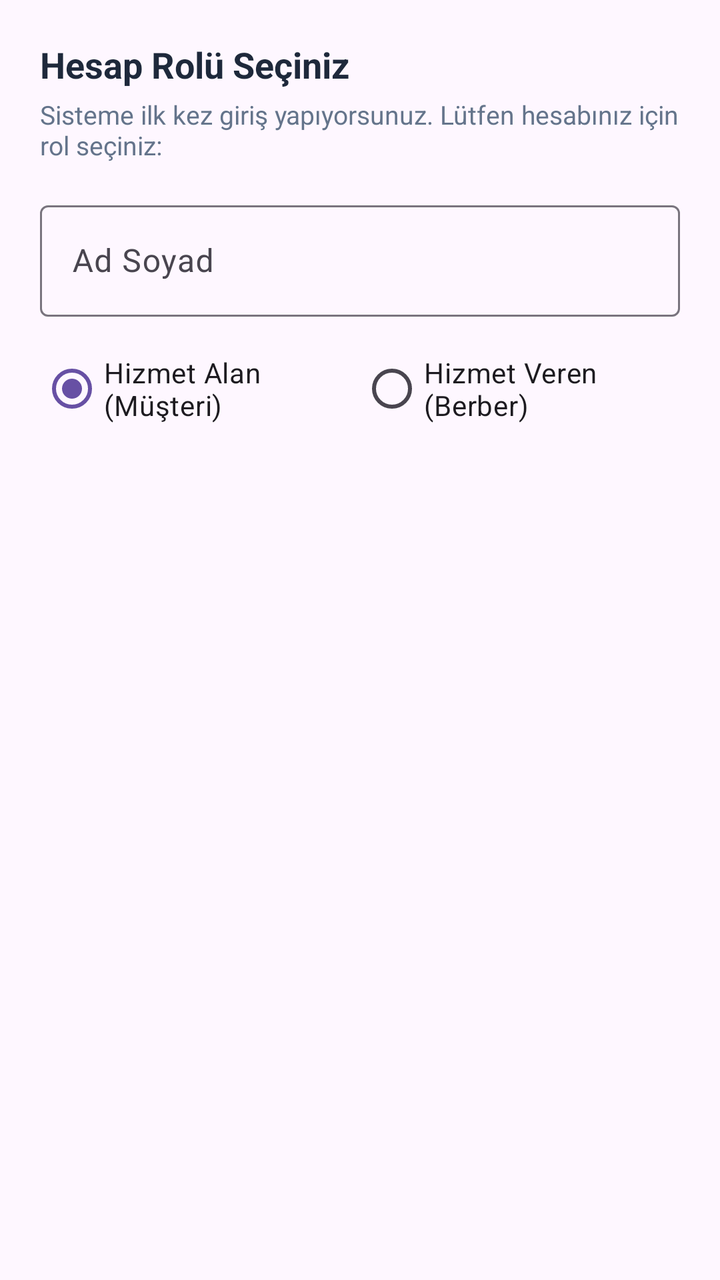
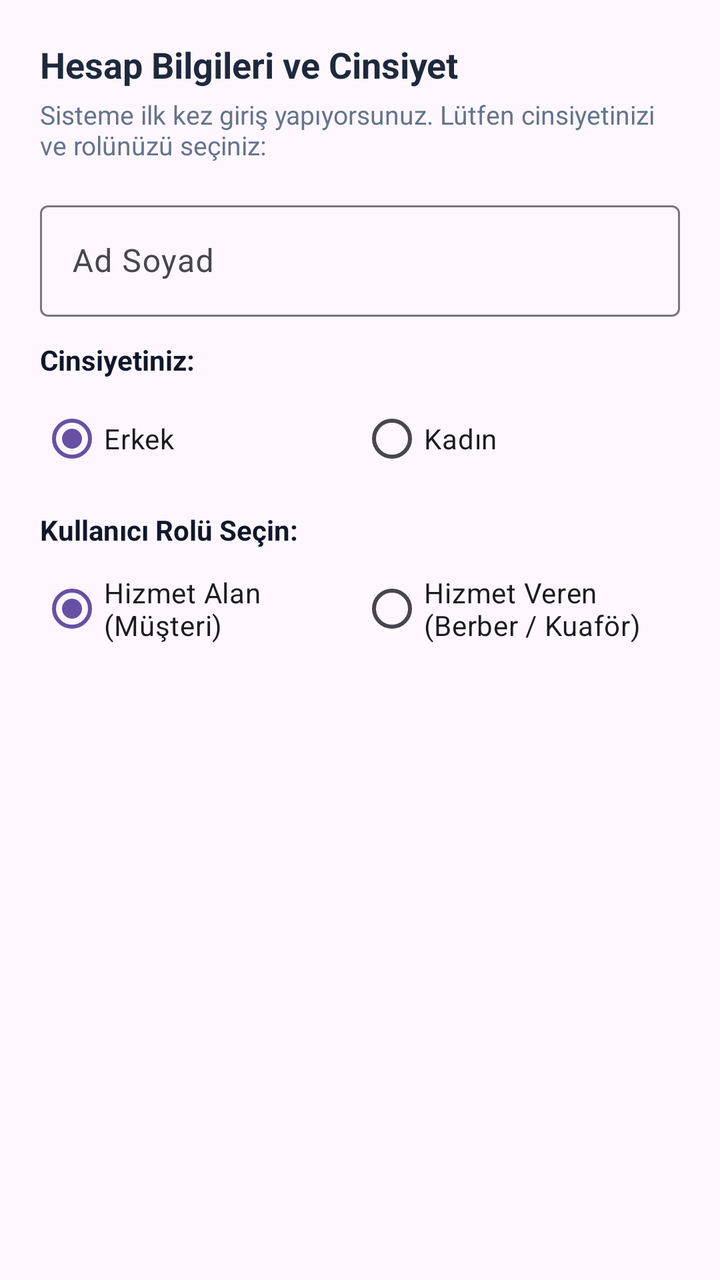

Two renders of the same Android screen: before a commit and after it. Below are the layout's source before the change and the commit's diff.
<!-- AndroidManifest.xml: application theme Theme.Berber -->
<!-- res/layout/dialog_select_role.xml -->
<?xml version="1.0" encoding="utf-8"?>
<LinearLayout xmlns:android="http://schemas.android.com/apk/res/android"
    xmlns:app="http://schemas.android.com/apk/res-auto"
    android:layout_width="match_parent"
    android:layout_height="wrap_content"
    android:orientation="vertical"
    android:padding="20dp">

    <TextView
        android:layout_width="wrap_content"
        android:layout_height="wrap_content"
        android:text="@string/select_role_dialog_title"
        android:textColor="@color/primary"
        android:textSize="18sp"
        android:textStyle="bold" />

    <TextView
        android:layout_width="wrap_content"
        android:layout_height="wrap_content"
        android:layout_marginTop="4dp"
        android:text="@string/select_role_dialog_desc"
        android:textColor="@color/text_secondary"
        android:textSize="13sp" />

    <com.google.android.material.textfield.TextInputLayout
        android:layout_width="match_parent"
        android:layout_height="wrap_content"
        android:layout_marginTop="16dp"
        android:hint="@string/full_name"
        app:boxBackgroundMode="outline">

        <com.google.android.material.textfield.TextInputEditText
            android:id="@+id/etRoleName"
            android:layout_width="match_parent"
            android:layout_height="wrap_content"
            android:inputType="textPersonName" />

    </com.google.android.material.textfield.TextInputLayout>

    <RadioGroup
        android:id="@+id/rgDialogRole"
        android:layout_width="match_parent"
        android:layout_height="wrap_content"
        android:layout_marginTop="12dp"
        android:orientation="horizontal">

        <RadioButton
            android:id="@+id/rbDialogCustomer"
            android:layout_width="0dp"
            android:layout_height="wrap_content"
            android:layout_weight="1"
            android:checked="true"
            android:text="@string/role_customer" />

        <RadioButton
            android:id="@+id/rbDialogBarber"
            android:layout_width="0dp"
            android:layout_height="wrap_content"
            android:layout_weight="1"
            android:text="@string/role_barber" />

    </RadioGroup>

</LinearLayout>
<!-- resources referenced by this layout -->
<resources>
  <color name="primary">#1E293B</color>
  <color name="text_secondary">#64748B</color>
  <string name="full_name">Ad Soyad</string>
  <string name="role_barber">Hizmet Veren (Berber)</string>
  <string name="role_customer">Hizmet Alan (Müşteri)</string>
  <string name="select_role_dialog_desc">Sisteme ilk kez giriş yapıyorsunuz. Lütfen hesabınız için rol seçiniz:</string>
  <string name="select_role_dialog_title">Hesap Rolü Seçiniz</string>
  <style name="Theme.Berber" parent="Base.Theme.Berber" />
  <style name="Base.Theme.Berber" parent="Theme.Material3.DayNight.NoActionBar">
          
          
      </style>
</resources>

<!-- the commit's change to res/layout/dialog_select_role.xml (unified diff, before → after) -->
@@ -37,11 +37,55 @@
 
     </com.google.android.material.textfield.TextInputLayout>
 
+    
+    <TextView
+        android:layout_width="wrap_content"
+        android:layout_height="wrap_content"
+        android:layout_marginTop="12dp"
+        android:text="@string/select_gender"
+        android:textColor="@color/text_primary"
+        android:textSize="14sp"
+        android:textStyle="bold" />
+
+    <RadioGroup
+        android:id="@+id/rgDialogGender"
+        android:layout_width="match_parent"
+        android:layout_height="wrap_content"
+        android:layout_marginTop="6dp"
+        android:orientation="horizontal">
+
+        <RadioButton
+            android:id="@+id/rbDialogMale"
+            android:layout_width="0dp"
+            android:layout_height="wrap_content"
+            android:layout_weight="1"
+            android:checked="true"
+            android:text="@string/gender_male" />
+
+        <RadioButton
+            android:id="@+id/rbDialogFemale"
+            android:layout_width="0dp"
+            android:layout_height="wrap_content"
+            android:layout_weight="1"
+            android:text="@string/gender_female" />
+
+    </RadioGroup>
+
+    
+    <TextView
+        android:layout_width="wrap_content"
+        android:layout_height="wrap_content"
+        android:layout_marginTop="12dp"
+        android:text="@string/select_role"
+        android:textColor="@color/text_primary"
+        android:textSize="14sp"
+        android:textStyle="bold" />
+
     <RadioGroup
         android:id="@+id/rgDialogRole"
         android:layout_width="match_parent"
         android:layout_height="wrap_content"
-        android:layout_marginTop="12dp"
+        android:layout_marginTop="6dp"
         android:orientation="horizontal">
 
         <RadioButton
<!-- resource entries referenced after the edit -->
@@ -1,12 +1,17 @@
 <!-- resources referenced by this layout -->
 <resources>
   <color name="primary">#1E293B</color>
+  <color name="text_primary">#0F172A</color>
   <color name="text_secondary">#64748B</color>
   <string name="full_name">Ad Soyad</string>
-  <string name="role_barber">Hizmet Veren (Berber)</string>
+  <string name="gender_female">Kadın</string>
+  <string name="gender_male">Erkek</string>
+  <string name="role_barber">Hizmet Veren (Berber / Kuaför)</string>
   <string name="role_customer">Hizmet Alan (Müşteri)</string>
-  <string name="select_role_dialog_desc">Sisteme ilk kez giriş yapıyorsunuz. Lütfen hesabınız için rol seçiniz:</string>
-  <string name="select_role_dialog_title">Hesap Rolü Seçiniz</string>
+  <string name="select_gender">Cinsiyetiniz:</string>
+  <string name="select_role">Kullanıcı Rolü Seçin:</string>
+  <string name="select_role_dialog_desc">Sisteme ilk kez giriş yapıyorsunuz. Lütfen cinsiyetinizi ve rolünüzü seçiniz:</string>
+  <string name="select_role_dialog_title">Hesap Bilgileri ve Cinsiyet</string>
   <style name="Theme.Berber" parent="Base.Theme.Berber" />
   <style name="Base.Theme.Berber" parent="Theme.Material3.DayNight.NoActionBar">
           
